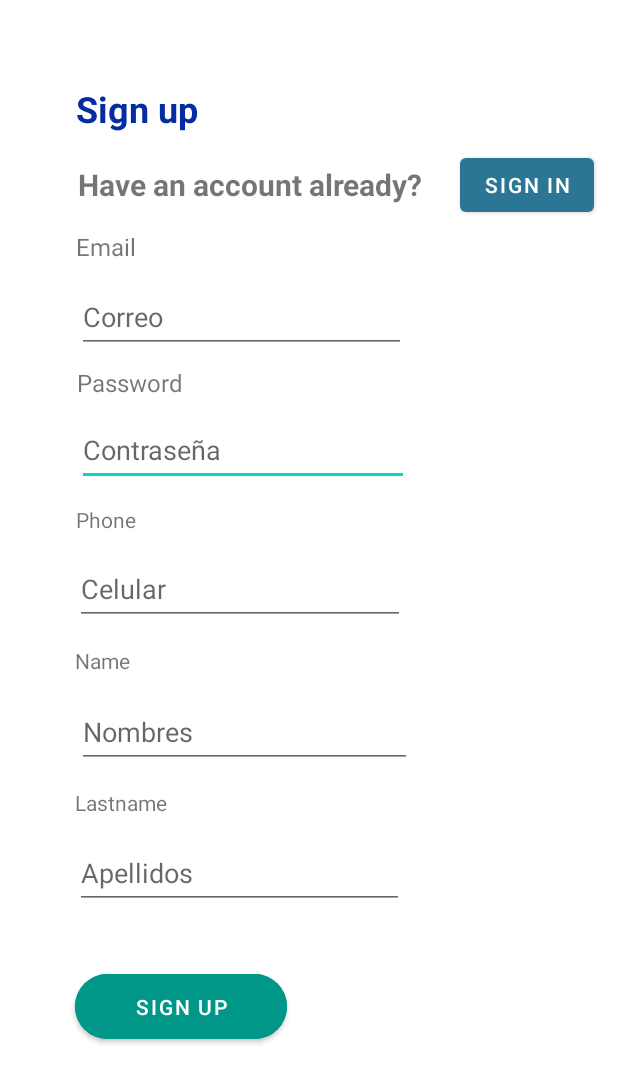
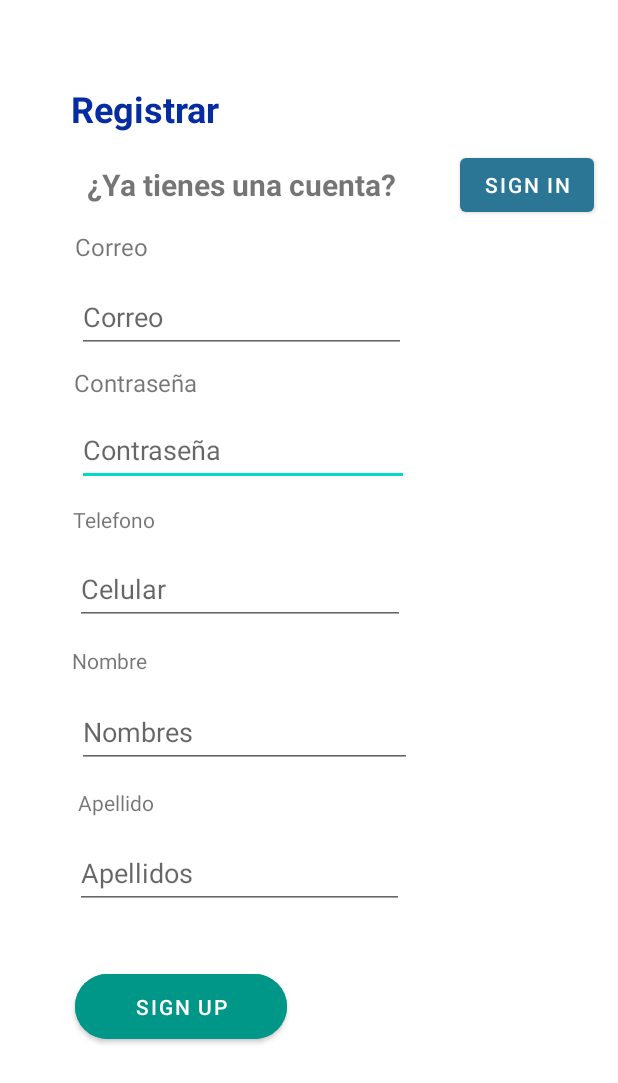
Before and after one commit to Salchiis/Carpooling, an Android app: the Register1 screen opened directly, with no data from a screen before it, on a phone screen of 412 x 824 dp. Shown: the top 1083 px of the screen. Run offline under Robolectric (Android 15) with nearby library versions, the phone set to English and light mode, and no system bars; our stand-ins replace Firebase (no records; nobody signed in at launch, a user with empty details on screens opened directly).

```diff
--- a/app/src/main/res/layout/activity_landing_page.xml
+++ b/app/src/main/res/layout/activity_landing_page.xml
@@ -40,7 +40,7 @@
         android:layout_height="44dp"
         android:backgroundTint="#FFFFFF"
         android:onClick="Btn_Create_Account"
-        android:text="Create Account"
+        android:text="Crear cuenta"
         android:textColor="#009688"
         app:cornerRadius="40px"
         app:layout_constraintBottom_toBottomOf="parent"
@@ -56,7 +56,7 @@
         android:layout_height="52dp"
         android:backgroundTint="#009688"
         android:onClick="Btn_Sign_In"
-        android:text="Sign in"
+        android:text="Ingresar"
         app:cornerRadius="40px"
         app:layout_constraintBottom_toBottomOf="parent"
         app:layout_constraintEnd_toEndOf="parent"
--- a/app/src/main/res/layout/activity_register1.xml
+++ b/app/src/main/res/layout/activity_register1.xml
@@ -10,7 +10,8 @@
         android:id="@+id/textView4"
         android:layout_width="wrap_content"
         android:layout_height="wrap_content"
-        android:text="Sign up"
+        android:text="Registrar
+"
         android:textColor="#052CA1"
         android:textSize="24sp"
         android:textStyle="bold"
@@ -25,7 +26,7 @@
         android:id="@+id/textView5"
         android:layout_width="wrap_content"
         android:layout_height="wrap_content"
-        android:text="Have an account already?"
+        android:text="¿Ya tienes una cuenta?"
         android:textSize="20sp"
         android:textStyle="bold"
         app:layout_constraintBottom_toBottomOf="parent"
@@ -39,7 +40,7 @@
         android:id="@+id/textView6"
         android:layout_width="wrap_content"
         android:layout_height="wrap_content"
-        android:text="Phone"
+        android:text="Telefono"
         app:layout_constraintBottom_toBottomOf="parent"
         app:layout_constraintEnd_toEndOf="parent"
         app:layout_constraintHorizontal_bias="0.137"
@@ -51,7 +52,7 @@
         android:id="@+id/textView8"
         android:layout_width="wrap_content"
         android:layout_height="wrap_content"
-        android:text="Lastname"
+        android:text="Apellido"
         app:layout_constraintBottom_toBottomOf="parent"
         app:layout_constraintEnd_toEndOf="parent"
         app:layout_constraintHorizontal_bias="0.143"
@@ -63,7 +64,7 @@
         android:id="@+id/textView9"
         android:layout_width="wrap_content"
         android:layout_height="wrap_content"
-        android:text="Name"
+        android:text="Nombre"
         app:layout_constraintBottom_toBottomOf="parent"
         app:layout_constraintEnd_toEndOf="parent"
         app:layout_constraintHorizontal_bias="0.133"
@@ -103,7 +104,7 @@
         android:id="@+id/textView10"
         android:layout_width="wrap_content"
         android:layout_height="wrap_content"
-        android:text="Password"
+        android:text="Contraseña"
         android:textSize="16sp"
         app:layout_constraintBottom_toBottomOf="parent"
         app:layout_constraintEnd_toEndOf="parent"
@@ -158,7 +159,7 @@
         android:id="@+id/textView11"
         android:layout_width="wrap_content"
         android:layout_height="wrap_content"
-        android:text="Email"
+        android:text="Correo"
         android:textSize="16sp"
         app:layout_constraintBottom_toBottomOf="parent"
         app:layout_constraintEnd_toEndOf="parent"
```
Also changed, not shown: app/src/main/res/layout/activity_login.xml (+6 -6 lines).
